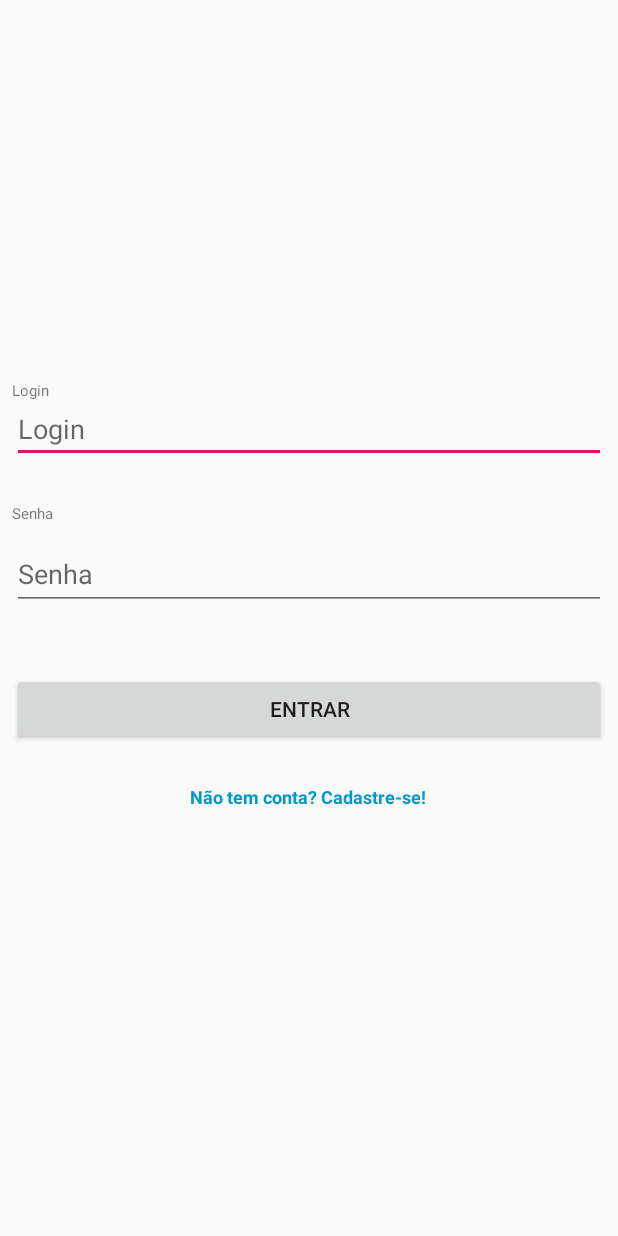
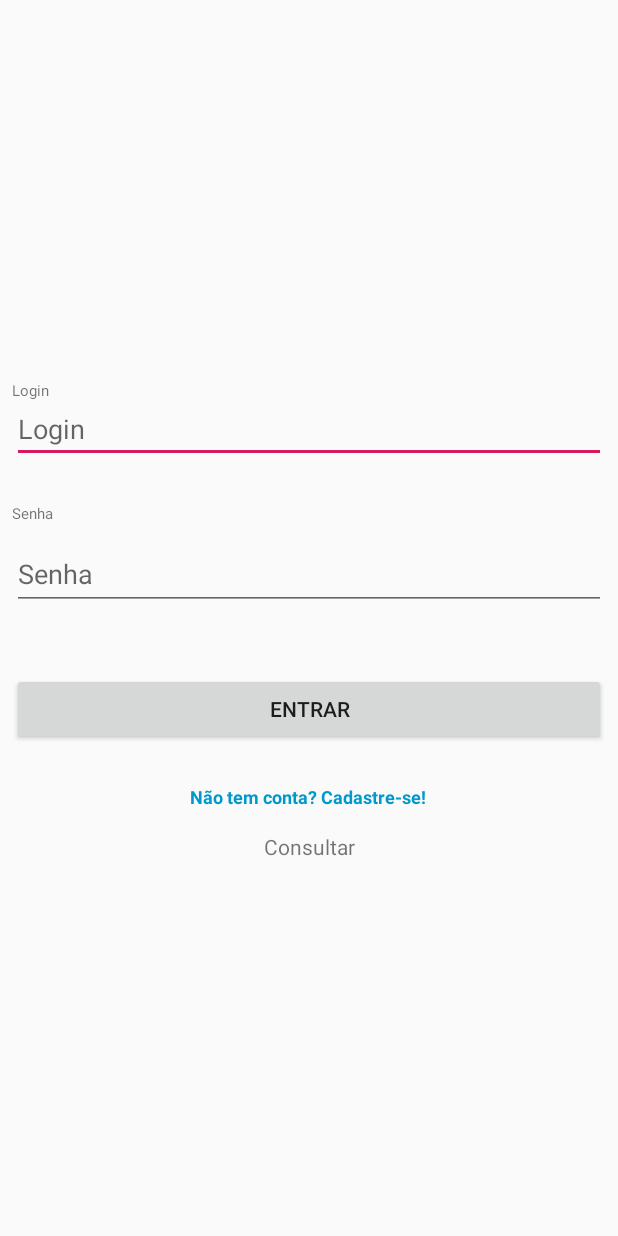
Before and after one commit to foxraf3d/MyNorthApp, an Android app: the CadastrarActivity screen opened directly, with no data from a screen before it, after a tap on "CADASTRAR", on a phone screen of 412 x 824 dp. Run offline under Robolectric (Android 15) with nearby library versions, the phone set to English and light mode, and no system bars.

Commit message:
Codigo de consulta corrigido

```diff
--- a/app/src/main/java/Controller/UsuarioController.java
+++ b/app/src/main/java/Controller/UsuarioController.java
@@ -4,22 +4,20 @@ import android.content.ContentValues;
 import android.content.Context;
 import android.database.Cursor;
 import android.database.sqlite.SQLiteDatabase;
-import android.provider.Settings;
 
-import DAL.CriaBanco;
+import DAL.UsuarioDAL;
 import Entities.UsuarioEntity;
 import Intermediate.Define_Tabela;
 
 public class UsuarioController{
 
     private SQLiteDatabase db;
-    private CriaBanco banco;
+    private UsuarioDAL banco;
     private UsuarioEntity usuarioEntity = new UsuarioEntity();
     private Define_Tabela dt = new Define_Tabela();
 
     public UsuarioController(Context context) {
-        banco = new CriaBanco(context);
-        banco.TABELA = dt.setNOME_TABELA("usuario");
+        banco = new UsuarioDAL(context);
     }
 
     public String inserirUsuario(String login, String senha){
@@ -28,8 +26,8 @@ public class UsuarioController{
 
         db = banco.getWritableDatabase();
         valores = new ContentValues();
-        valores.put(usuarioEntity.login, login);
-        valores.put(usuarioEntity.senha, senha);
+        valores.put(banco.LOGIN, login);
+        valores.put(banco.SENHA, senha);
 
         resultado = db.insert(banco.TABELA, null, valores);
         db.close();
@@ -43,12 +41,13 @@ public class UsuarioController{
     public Cursor carregaDados(){
         Cursor cursor;
         String[] campos = {
-                usuarioEntity.id,
-                usuarioEntity.login,
-                usuarioEntity.senha};
+                banco.ID,
+                banco.LOGIN,
+                banco.SENHA};
 
         db = banco.getReadableDatabase();
-        cursor = db.query(banco.TABELA, campos, null, null, null, null, null);
+        //cursor = db.query(banco.TABELA, campos, null, null, null, null, null);
+        cursor = db.rawQuery("SELECT * FROM usuario ORDER BY _id DESC", null);
         if (cursor!=null) {
             cursor.moveToFirst();
         }
--- a/app/src/main/java/DAL/CriaBanco.java
+++ b/app/src/main/java/DAL/UsuarioDAL.java
@@ -7,19 +7,19 @@ import android.database.sqlite.SQLiteOpenHelper;
 import Entities.UsuarioEntity;
 import Intermediate.Define_Tabela;
 
-public class CriaBanco extends SQLiteOpenHelper {
+public class UsuarioDAL extends SQLiteOpenHelper {
 
     public static final String NOME_BANCO = "MyNorth.db";
-    public static String TABELA = Define_Tabela.getNOME_TABELA();
+    public static String TABELA = "usuario";
     //public static String QUERY = Define_Tabela.getQuerySql();
     public static String ID = "_id";
     public static String LOGIN = "login";
     public static String SENHA = "senha";
-//    public UsuarioEntity usuarioEntity = new UsuarioEntity();
+    //public UsuarioEntity usuarioEntity = new UsuarioEntity();
     public static final int VERSAO = 1;
 
 
-    public CriaBanco(Context context) {
+    public UsuarioDAL(Context context) {
         super(context, NOME_BANCO,null, VERSAO);
     }
 
--- a/app/src/main/java/com/projetofragmento/pc_rafael/mynorthapp/CadastrarActivity.java
+++ b/app/src/main/java/com/projetofragmento/pc_rafael/mynorthapp/CadastrarActivity.java
@@ -44,10 +44,9 @@ public class CadastrarActivity extends AppCompatActivity {
 
                 if (senhaValida) {
                     resultado = crudUser.inserirUsuario(loginString, senhaString);
-                    Toast.makeText(getBaseContext(), resultado, Toast.LENGTH_LONG).show();
-                    ConsultarDados();
                     Intent intent = new Intent(getApplicationContext(), LoginActivity.class);
                     startActivity(intent);
+                    Toast.makeText(getBaseContext(), resultado, Toast.LENGTH_LONG).show();
                 }else{
                     Toast.makeText(getBaseContext(), "Erro ao cadastrar usuário!", Toast.LENGTH_LONG).show();
                 }
--- a/app/src/main/java/com/projetofragmento/pc_rafael/mynorthapp/LoginActivity.java
+++ b/app/src/main/java/com/projetofragmento/pc_rafael/mynorthapp/LoginActivity.java
@@ -14,6 +14,7 @@ public class LoginActivity extends AppCompatActivity {
     private EditText senha;
     private Button entrar;
     private TextView cadastrar;
+    private TextView consultar;
 
     @Override
     protected void onCreate(Bundle savedInstanceState) {
@@ -24,9 +25,7 @@ public class LoginActivity extends AppCompatActivity {
         senha = findViewById(R.id.editSenhaId);
         entrar = findViewById(R.id.btnEntrarId);
         cadastrar = findViewById(R.id.txtCadastroId);
-
-
-
+        consultar = findViewById(R.id.consultarID);
 
         cadastrar.setOnClickListener(new View.OnClickListener() {
             @Override
@@ -36,5 +35,13 @@ public class LoginActivity extends AppCompatActivity {
             }
         });
 
+        consultar.setOnClickListener(new View.OnClickListener() {
+            @Override
+            public void onClick(View v) {
+                Intent intent = new Intent(LoginActivity.this, PrincipalActivity.class);
+                startActivity(intent);
+            }
+        });
+
     }
 }
--- a/app/src/main/res/layout/activity_login.xml
+++ b/app/src/main/res/layout/activity_login.xml
@@ -122,4 +122,21 @@
         app:layout_constraintStart_toStartOf="parent"
         app:layout_constraintTop_toTopOf="parent"
         app:layout_constraintVertical_bias="0.65" />
+
+    <TextView
+        android:id="@+id/consultarID"
+        android:layout_width="wrap_content"
+        android:layout_height="wrap_content"
+        android:layout_marginStart="8dp"
+        android:layout_marginLeft="8dp"
+        android:layout_marginTop="8dp"
+        android:layout_marginEnd="8dp"
+        android:layout_marginRight="8dp"
+        android:layout_marginBottom="8dp"
+        android:text="Consultar"
+        app:layout_constraintBottom_toBottomOf="parent"
+        app:layout_constraintEnd_toEndOf="parent"
+        app:layout_constraintStart_toStartOf="parent"
+        app:layout_constraintTop_toTopOf="parent"
+        app:layout_constraintVertical_bias="0.693" />
 </android.support.constraint.ConstraintLayout>
```
Also changed, not shown: app/src/main/java/com/projetofragmento/pc_rafael/mynorthapp/PrincipalActivity.java (+45 -4 lines), app/src/main/res/layout/activity_principal.xml (+8 -8 lines).
